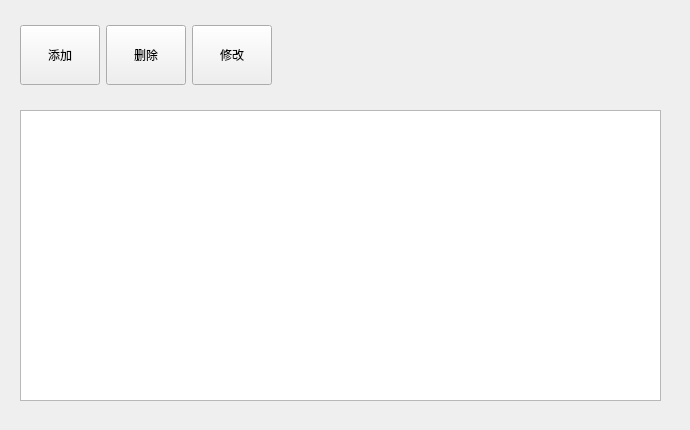
Above: shop/commodity.ui from p1o1s1/Database-Experiment before the change. Below: the same form after it.
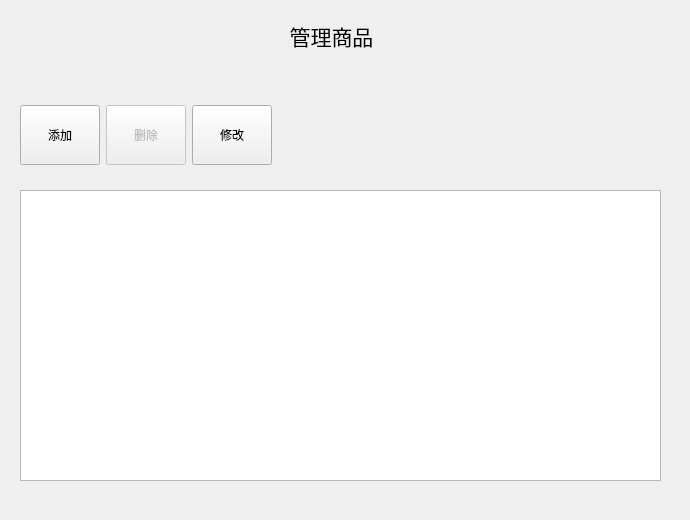
That is the form after the change. Icons and pictures are not drawn.

Commit message: 删除商品

The edit to the form file:
```diff
--- a/shop/commodity.ui
+++ b/shop/commodity.ui
@@ -7,7 +7,7 @@
     <x>0</x>
     <y>0</y>
     <width>690</width>
-    <height>430</height>
+    <height>520</height>
    </rect>
   </property>
   <property name="windowTitle">
@@ -17,7 +17,7 @@
    <property name="geometry">
     <rect>
      <x>20</x>
-     <y>20</y>
+     <y>100</y>
      <width>341</width>
      <height>71</height>
     </rect>
@@ -47,6 +47,9 @@
     </item>
     <item>
      <widget class="QPushButton" name="deleteBtn_2">
+      <property name="enabled">
+       <bool>false</bool>
+      </property>
       <property name="minimumSize">
        <size>
         <width>80</width>
@@ -96,12 +99,34 @@
    <property name="geometry">
     <rect>
      <x>20</x>
-     <y>110</y>
+     <y>190</y>
      <width>641</width>
      <height>291</height>
     </rect>
    </property>
   </widget>
+  <widget class="QLabel" name="label">
+   <property name="geometry">
+    <rect>
+     <x>170</x>
+     <y>10</y>
+     <width>323</width>
+     <height>51</height>
+    </rect>
+   </property>
+   <property name="font">
+    <font>
+     <family>楷体</family>
+     <pointsize>16</pointsize>
+    </font>
+   </property>
+   <property name="text">
+    <string>管理商品</string>
+   </property>
+   <property name="alignment">
+    <set>Qt::AlignCenter</set>
+   </property>
+  </widget>
  </widget>
  <resources/>
  <connections/>
```
The commit also changes 12 other files.
